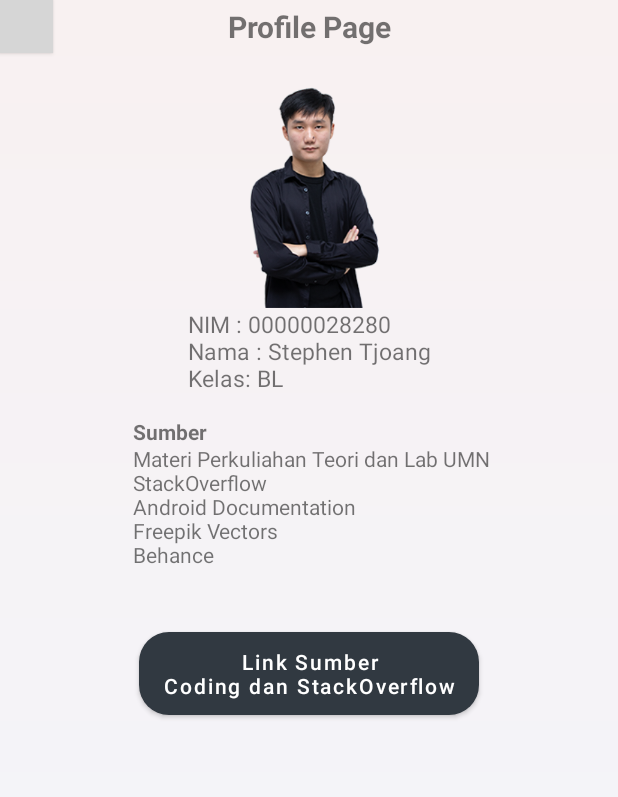
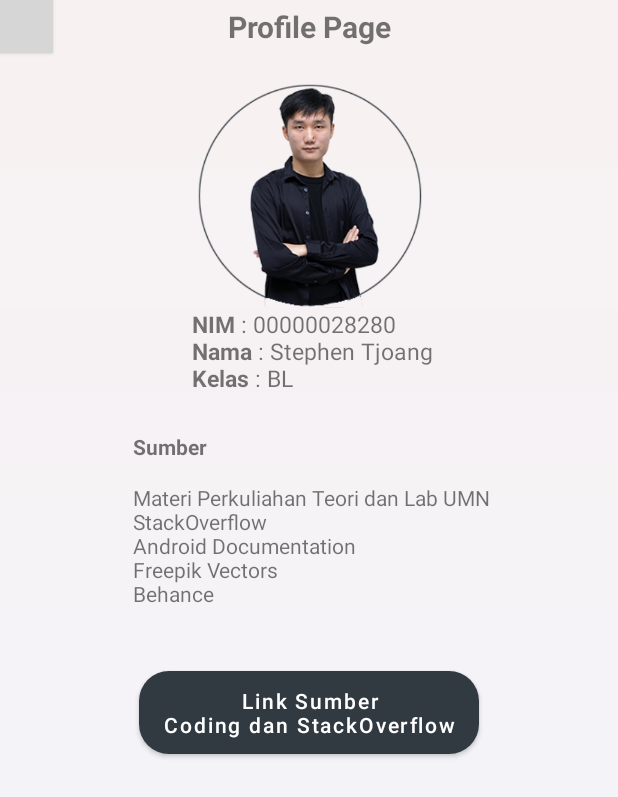
Before and after one commit to dyneamic/AndroidMobile2021-UTS, an Android app: the screen it shows after launch (ProfilePage), after a tap on "Profil", on a phone screen of 412 x 824 dp. Shown: the top 797 px of the screen. Run offline under Robolectric (Android 15) with nearby library versions, the phone set to English and light mode, and no system bars; grey boxes are pictures that could not be loaded.

Commit message:
Update 9

```diff
--- a/app/src/main/java/id/ac/umn/utslab_musicplayer_stephentjoang_28280/MainActivity.java
+++ b/app/src/main/java/id/ac/umn/utslab_musicplayer_stephentjoang_28280/MainActivity.java
@@ -28,7 +28,7 @@ public class MainActivity extends AppCompatActivity {
             @Override
             public void onClick(View v) {
                 Intent intentLogin = new Intent(MainActivity.this, LoginPage.class);
-                startActivityForResult(intentLogin, 1);
+                startActivity(intentLogin);
             }
         });
 
@@ -36,7 +36,7 @@ public class MainActivity extends AppCompatActivity {
             @Override
             public void onClick(View v) {
                 Intent intentProfil = new Intent(MainActivity.this, ProfilePage.class);
-                startActivityForResult(intentProfil, 1);
+                startActivity(intentProfil);
             }
         });
     }
--- a/app/src/main/res/layout/activity_link_sumber.xml
+++ b/app/src/main/res/layout/activity_link_sumber.xml
@@ -34,9 +34,10 @@
         android:paddingRight="10dp"
         android:layout_width="wrap_content"
         android:layout_height="wrap_content"
-        android:layout_marginTop="20dp"
+        android:layout_marginTop="5dp"
         android:autoLink="web"
         android:text="@string/linkSumber"
+        android:textSize="13sp"
         app:layout_constraintTop_toBottomOf="@+id/tvTitle"
         app:layout_constraintLeft_toLeftOf="parent"
         app:layout_constraintRight_toRightOf="parent">
--- a/app/src/main/res/layout/activity_profile_page.xml
+++ b/app/src/main/res/layout/activity_profile_page.xml
@@ -53,7 +53,7 @@
 
     <TextView
         android:id="@+id/dataSumber"
-        android:layout_marginTop="15dp"
+        android:layout_marginTop="25dp"
         android:layout_width="wrap_content"
         android:layout_height="wrap_content"
         android:autoLink="web"
--- a/app/src/main/res/values/strings.xml
+++ b/app/src/main/res/values/strings.xml
@@ -9,10 +9,10 @@
     <string name="tvLoginError"> Username dan atau password tidak sesuai! </string>
     <!-- halaman profil -->
     <string name="tvDataProfil">
-        NIM  : 00000028280\nNama : Stephen Tjoang\nKelas: BL
+        <b>NIM</b>    : 00000028280\n<b> Nama</b> : Stephen Tjoang\n<b> Kelas</b> : BL
     </string>
     <string name="tvDataSumber">
-        <b>Sumber</b>\n
+        <b>Sumber</b>\n\n
         Materi Perkuliahan Teori dan Lab UMN\n
         StackOverflow\n
         Android Documentation\n
@@ -28,6 +28,7 @@
         https://evangelidis.medium.com/android-how-to-set-gradient-color-as-background-7812c4cf06ec\n\n
         https://stackoverflow.com/questions/9334618/rounded-button-in-android\n\n
         http://www.androidcodefinder.com/blog/2018/06/05/login-screen-design-in-android-studio\n\n
-        https://stackoverflow.com/questions/42635677/android-studio-popupmenu-onmenuitemclicklistener-issue
+        https://stackoverflow.com/questions/42635677/android-studio-popupmenu-onmenuitemclicklistener-issue\n\n
+        https://stackoverflow.com/questions/5161951/android-only-the-original-thread-that-created-a-view-hierarchy-can-touch-its-vi
     </string>
 </resources>
```
Also changed, not shown: app/src/main/java/id/ac/umn/utslab_musicplayer_stephentjoang_28280/MusicPlayerActivity.java (+70 -1 lines), app/src/main/res/drawable-v24/fotoprofil.png.
